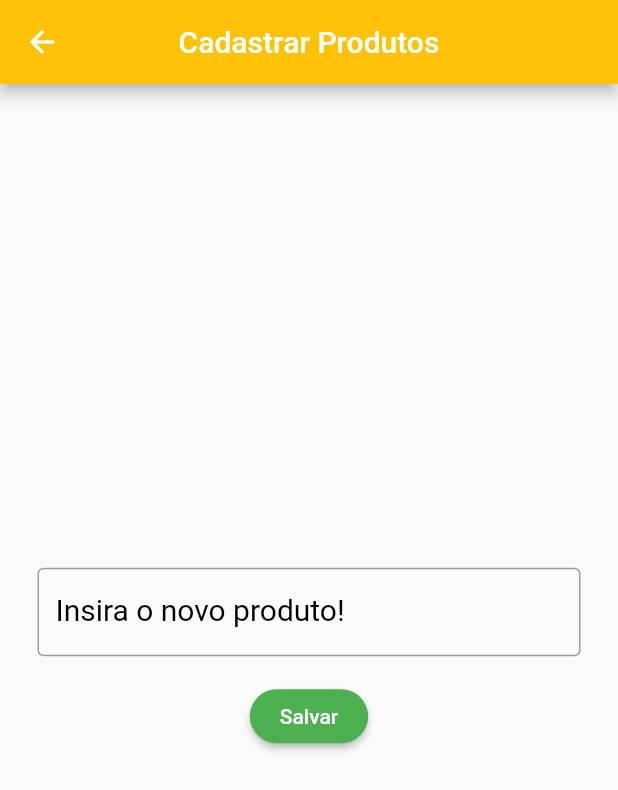
After one commit to mfguerreiro/OvoApp, a Flutter app: the RegisterProducts screen opened directly, on a phone screen of 412 x 824 dp. The commit adds this screen. Shown: the top 790 px of the screen. Run offline on Flutter 3.47's test engine with Material 2 defaults, Android fonts, the phone set to English and light mode, and no system bars; our stand-ins replace flutter_easyloading, flutter_slidable, shared_preferences, splashscreen; missing offline and left inert: platform_device_id; accounts and stored records are empty.

Commit message:
tela de produtos

```diff
--- /dev/null
+++ b/lib/settings/products/registerProducts.dart
@@ -0,0 +1,79 @@
+import 'package:flutter/material.dart';
+import 'package:ovoapp/helpers/api.dart';
+import 'package:ovoapp/settings/routes/routeFunctions.dart';
+
+import '../../helpers/sharedPreferences.dart';
+
+void main() {
+  runApp(RegisterProducts());
+}
+
+class RegisterProducts extends StatefulWidget {
+  RegisterProducts({Key? key}) : super(key: key);
+
+  State<RegisterProducts> createState() => _RegisterProductsState();
+}
+
+class _RegisterProductsState extends State<RegisterProducts> {
+  String userId = SharedPreferencesUtils().getString('USER_ID');
+  final TextEditingController _productsController = TextEditingController();
+
+  @override
+  @override
+  Widget build(BuildContext context) {
+    var width = (MediaQuery.of(context).size.width / 13);
+    return Scaffold(
+      resizeToAvoidBottomInset: false,
+      appBar: AppBar(
+        backgroundColor: Colors.amber,
+        centerTitle: true,
+        title: const Text(
+          "Cadastrar Produtos",
+        ),
+      ),
+      body: Center(
+        child: Padding(
+          padding: const EdgeInsets.all(25.0),
+          child: Column(
+            mainAxisSize: MainAxisSize.min,
+            children: [
+              Row(
+                children: [
+                  Expanded(
+                    child: TextField(
+                     // controller: _routeController,
+                      decoration: const InputDecoration(
+                        labelText: 'Insira o novo produto!',
+                        labelStyle:
+                            TextStyle(color: Colors.black, fontSize: 20),
+                        border: OutlineInputBorder(
+                            borderSide: BorderSide(color: Colors.black)),
+                      ),
+                    ),
+                  ),
+                ],
+              ),
+              const SizedBox(
+                height: 16,
+              ),
+              ElevatedButton(
+                onPressed: () async {
+                  // await RouteFunctions()
+                  //     .registerRoute(context, _routeController.text, userId);
+                },
+                style: ElevatedButton.styleFrom(
+                  shape: RoundedRectangleBorder(
+                    borderRadius: BorderRadius.circular(20.0),
+                  ),
+                  primary: Colors.green,
+                  padding: const EdgeInsets.fromLTRB(20, 9, 20, 9),
+                ),
+                child: const Text('Salvar'),
+              )
+            ],
+          ),
+        ),
+      ),
+    );
+  }
+}
--- a/lib/settings/settings.dart
+++ b/lib/settings/settings.dart
@@ -1,6 +1,7 @@
 // ignore_for_file: prefer_const_constructors
 
 import 'package:flutter/material.dart';
+import 'package:ovoapp/settings/products/productsList.dart';
 
 import 'routes/rotas.dart';
 
@@ -75,7 +76,10 @@ class SettingsState extends State<Settings> {
                       padding: const EdgeInsets.all(10.0),
                       primary: Colors.white,
                     ),
-                    onPressed: () {},
+                    onPressed: () {
+                        Navigator.push(context,
+                            MaterialPageRoute(builder: (context) => Products()));
+                      },
                     child: Column(
                       children: const [
                         Padding(
--- a/lib/user/user.dart
+++ b/lib/user/user.dart
@@ -70,7 +70,7 @@ class UserState extends State<User> {
                     shape: RoundedRectangleBorder(
                       borderRadius: BorderRadius.circular(20.0),
                     ),
-                    backgroundColor: Colors.green,
+
                     padding: const EdgeInsets.fromLTRB(20, 9, 20, 9),
                   ),
                   child: const Text('Salvar'),
```
Also changed, not shown: lib/settings/products/productsList.dart (added, +70 -0 lines), lib/splash/splashFunctions.dart (+19 -17 lines).
